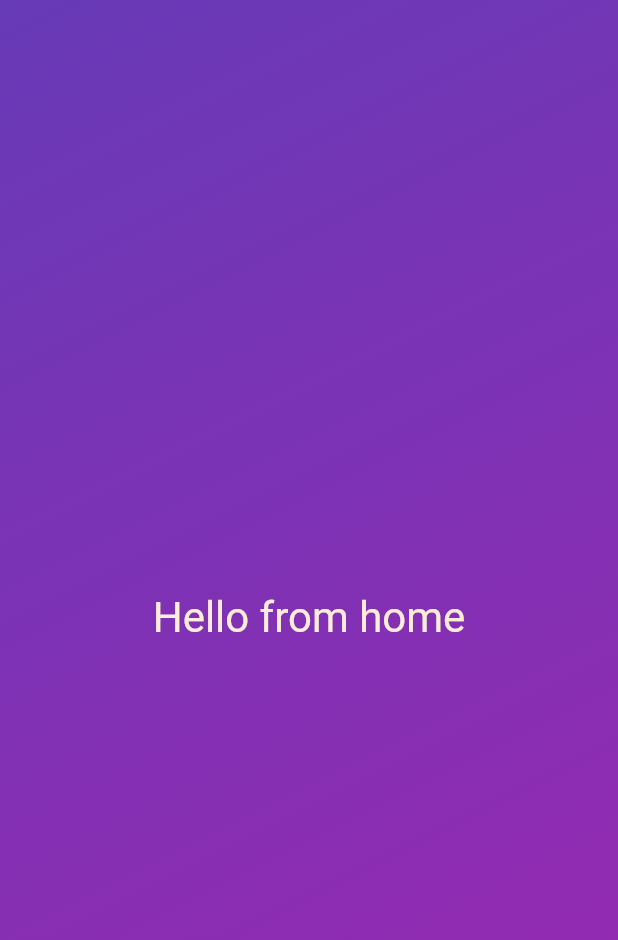
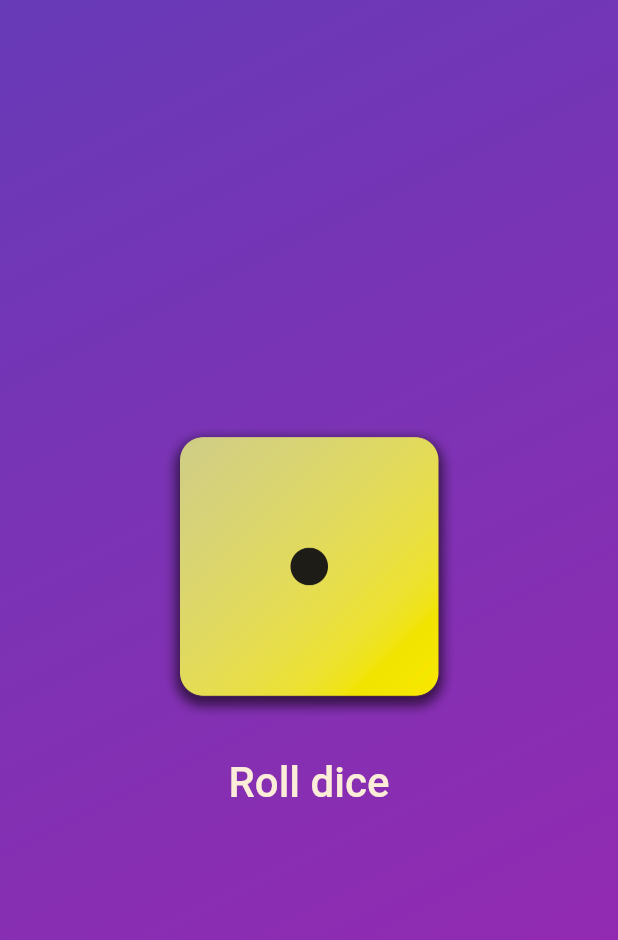
Before and after one commit to meeron/flutter-demo-app, a Flutter app: the screen it shows after launch, on a phone screen of 412 x 824 dp. Shown: the top 940 px of the screen. Run offline on Flutter 3.47's test engine with Material 2 defaults, Android fonts, the phone set to English and light mode, and no system bars.

Commit message:
Scaffold dice screen

```diff
--- a/roll_dice/lib/home.dart
+++ b/roll_dice/lib/home.dart
@@ -10,10 +10,25 @@ class Home extends StatelessWidget {
     return Scaffold(
       body: Container(
         decoration: GradientDecoration(Colors.deepPurple, Colors.purple),
-        child: const Center(
-          child: HomeText('Hello from home'),
+        child: Center(
+          child: Column(
+            mainAxisSize: MainAxisSize.min,
+            children: [
+              Image.asset(
+                'assets/images/dice-1.png',
+                width: 200,
+              ),
+              const SizedBox(height: 20),
+              TextButton(
+                onPressed: rollDice,
+                child: const HomeText('Roll dice'),
+              )
+            ],
+          ),
         ),
       ),
     );
   }
+
+  rollDice() {}
 }
```
Also changed, not shown: roll_dice/pubspec.yaml (+7 -3 lines), roll_dice/assets/images/dice-1.png (added), roll_dice/assets/images/dice-2.png (added), roll_dice/assets/images/dice-3.png (added), roll_dice/assets/images/dice-4.png (added), roll_dice/assets/images/dice-5.png (added), roll_dice/assets/images/dice-6.png (added).
